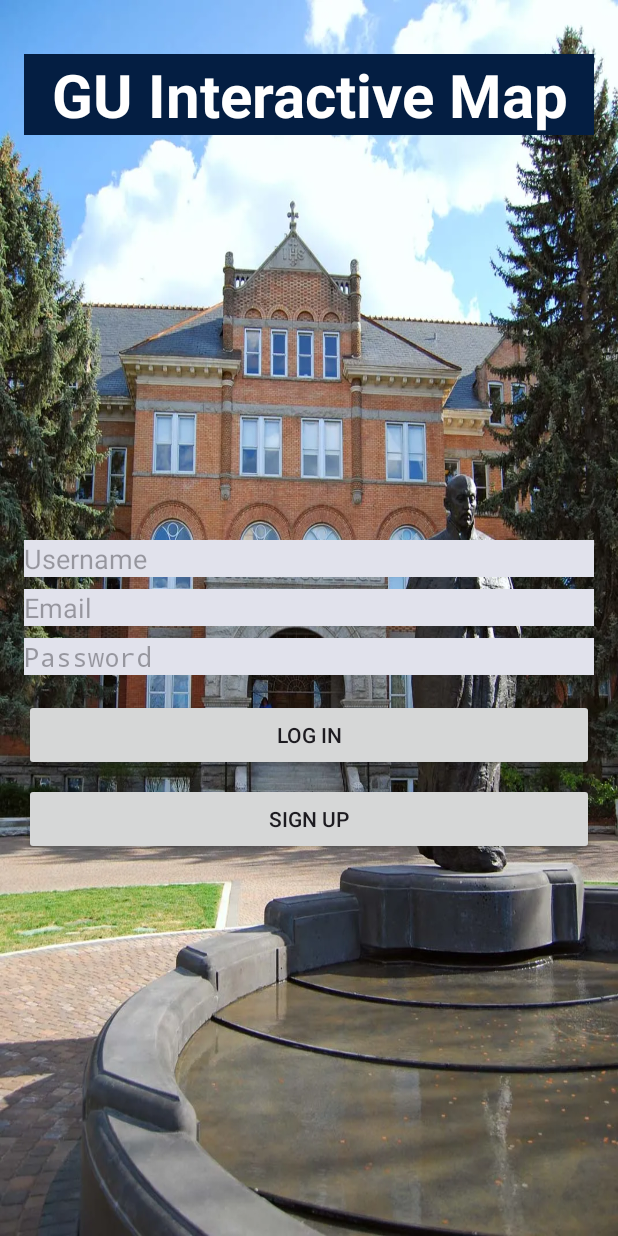
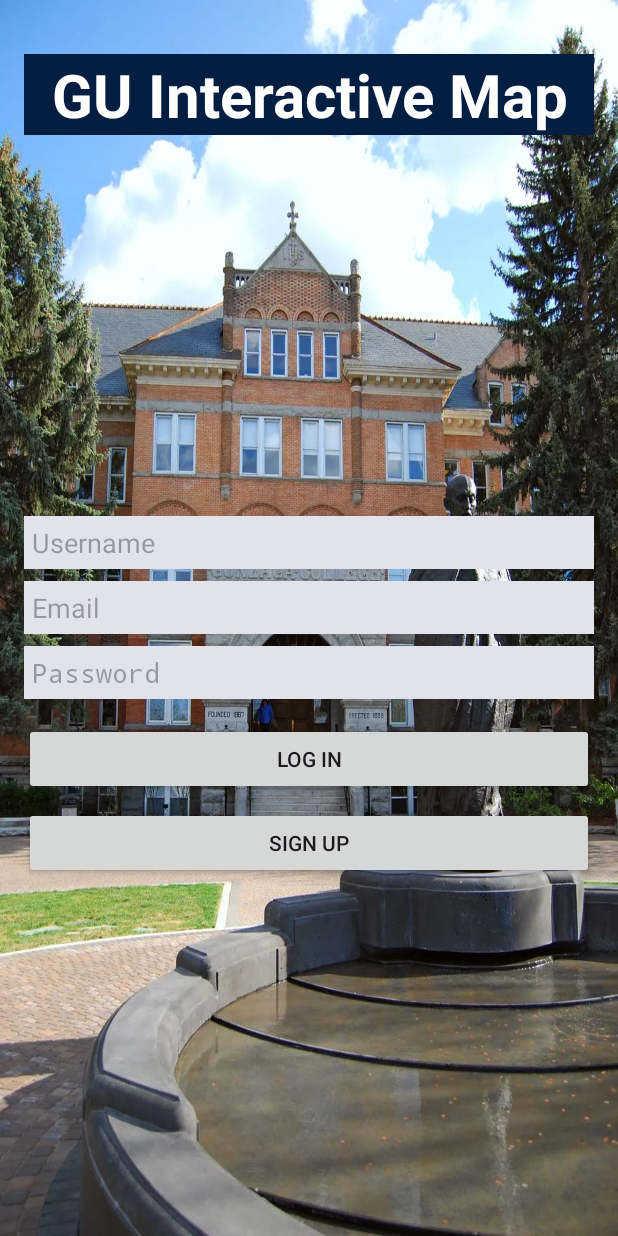
Before and after one commit to edelanty/Gonzaga-Interactive-Map, an Android app: the screen it shows after launch (EmailPasswordActivity), on a phone screen of 412 x 824 dp. Run offline under Robolectric (Android 15) with nearby library versions, the phone set to English and light mode, and no system bars; our stand-ins replace Firebase (no records; nobody signed in at launch, a user with empty details on screens opened directly); 3 statements that could not run were skipped.

Commit message:
Fixed centering issues for certain xml layouts. Added more padding on sign out page. Cleaned code.

```diff
--- a/app/src/main/res/layout/activity_favorites.xml
+++ b/app/src/main/res/layout/activity_favorites.xml
@@ -30,15 +30,17 @@
             android:id="@+id/favorites_title"
             android:layout_width="wrap_content"
             android:layout_height="wrap_content"
+            android:layout_gravity="center"
+            android:paddingBottom="15dp"
             android:text="@string/favorites"
             android:textSize="28sp"
             android:textStyle="bold"
-            android:layout_gravity="center"
-            android:paddingBottom="15dp"
             app:layout_constraintBottom_toBottomOf="parent"
             app:layout_constraintEnd_toEndOf="parent"
+            app:layout_constraintHorizontal_bias="0.331"
             app:layout_constraintStart_toEndOf="@id/back_button"
             app:layout_constraintTop_toTopOf="parent"
+            app:layout_constraintVertical_bias="0.545"
             app:layout_goneMarginStart="16dp" />
     </androidx.constraintlayout.widget.ConstraintLayout>
 
--- a/app/src/main/res/layout/dialog_add_pin.xml
+++ b/app/src/main/res/layout/dialog_add_pin.xml
@@ -102,11 +102,11 @@
         android:layout_height="1dp"
         android:background="?android:attr/listDivider"
         android:layout_marginVertical="8dp" />
-
     <Button
         android:id="@+id/select_image_button"
         android:layout_width="wrap_content"
         android:layout_height="wrap_content"
+        android:layout_gravity="center"
         android:text="@string/select_image" >
     </Button>
 
@@ -124,5 +124,4 @@
         </ImageView>
     </LinearLayout>
 
-
 </LinearLayout>
--- a/app/src/main/res/layout/signin_activity.xml
+++ b/app/src/main/res/layout/signin_activity.xml
@@ -38,6 +38,7 @@
             android:hint="@string/username"
             android:inputType="text"
             android:layout_marginBottom="8dp"
+            android:padding="5dp"
             android:background="@color/material_dynamic_neutral_variant90" />
 
         <!-- Email Input -->
@@ -48,6 +49,7 @@
             android:hint="@string/email"
             android:inputType="textEmailAddress"
             android:layout_marginBottom="8dp"
+            android:padding="5dp"
             android:background="@color/material_dynamic_neutral_variant90" />
 
         <!-- Password Input -->
@@ -58,6 +60,7 @@
             android:hint="@string/password"
             android:inputType="textPassword"
             android:layout_marginBottom="16dp"
+            android:padding="5dp"
             android:background="@color/material_dynamic_neutral_variant90" />
 
         <!-- Sign-In Button -->
```
Also changed, not shown: app/src/main/java/com/example/aeefinalgroupproject/CommentRatingActivity.kt (+10 -7 lines).
